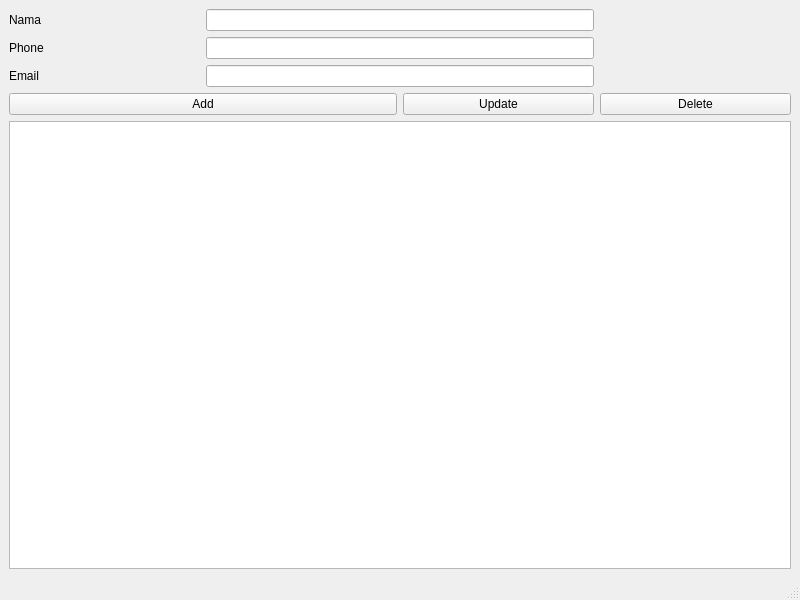
Qt form main_window.ui (kouuch/aplikasi-manajemen-kontak-berbasis-PyQt5) before a commit.
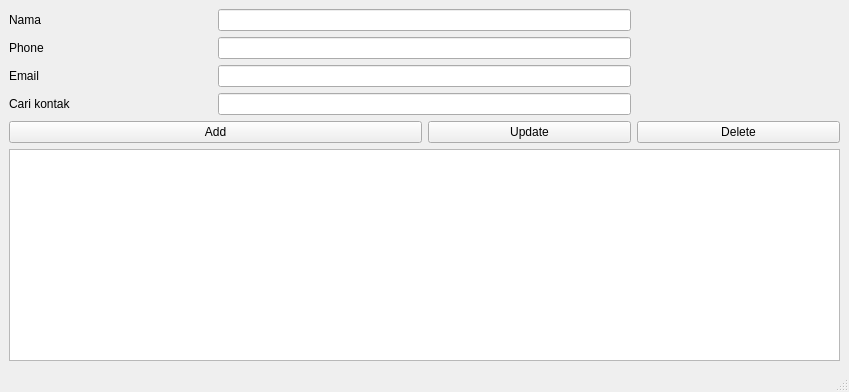
The same form after that commit.

```diff
--- a/main_window.ui
+++ b/main_window.ui
@@ -6,8 +6,8 @@
    <rect>
     <x>0</x>
     <y>0</y>
-    <width>800</width>
-    <height>600</height>
+    <width>849</width>
+    <height>392</height>
    </rect>
   </property>
   <property name="windowTitle">
@@ -15,15 +15,11 @@
   </property>
   <widget class="QWidget" name="centralwidget">
    <layout class="QGridLayout" name="gridLayout">
-    <item row="0" column="0">
-     <widget class="QLabel" name="label">
-      <property name="text">
-       <string>Nama</string>
-      </property>
-     </widget>
-    </item>
     <item row="0" column="1" colspan="2">
-     <widget class="QLineEdit" name="lineEdit"/>
+     <widget class="QLineEdit" name="nameInput"/>
+    </item>
+    <item row="1" column="1" colspan="2">
+     <widget class="QLineEdit" name="phoneInput"/>
     </item>
     <item row="1" column="0">
      <widget class="QLabel" name="label_2">
@@ -32,43 +28,57 @@
       </property>
      </widget>
     </item>
-    <item row="1" column="1" colspan="2">
-     <widget class="QLineEdit" name="lineEdit_2"/>
-    </item>
-    <item row="2" column="0">
-     <widget class="QLabel" name="label_3">
-      <property name="text">
-       <string>Email</string>
-      </property>
-     </widget>
-    </item>
-    <item row="2" column="1" colspan="2">
-     <widget class="QLineEdit" name="lineEdit_3"/>
-    </item>
-    <item row="3" column="0" colspan="2">
+    <item row="4" column="0" colspan="2">
      <widget class="QPushButton" name="pushButton">
       <property name="text">
        <string>Add</string>
       </property>
      </widget>
     </item>
-    <item row="3" column="2">
+    <item row="4" column="2">
      <widget class="QPushButton" name="pushButton_2">
       <property name="text">
        <string>Update</string>
       </property>
      </widget>
     </item>
-    <item row="3" column="3">
+    <item row="4" column="3">
      <widget class="QPushButton" name="pushButton_3">
       <property name="text">
        <string>Delete</string>
       </property>
      </widget>
     </item>
-    <item row="4" column="0" colspan="4">
+    <item row="2" column="1" colspan="2">
+     <widget class="QLineEdit" name="emailInput"/>
+    </item>
+    <item row="0" column="0">
+     <widget class="QLabel" name="label">
+      <property name="text">
+       <string>Nama</string>
+      </property>
+     </widget>
+    </item>
+    <item row="3" column="1" colspan="2">
+     <widget class="QLineEdit" name="searchInput"/>
+    </item>
+    <item row="5" column="0" colspan="4">
      <widget class="QTableWidget" name="tableWidget"/>
     </item>
+    <item row="2" column="0">
+     <widget class="QLabel" name="label_3">
+      <property name="text">
+       <string>Email</string>
+      </property>
+     </widget>
+    </item>
+    <item row="3" column="0">
+     <widget class="QLabel" name="label_4">
+      <property name="text">
+       <string>Cari kontak</string>
+      </property>
+     </widget>
+    </item>
    </layout>
   </widget>
   <widget class="QMenuBar" name="menubar">
@@ -76,7 +86,7 @@
     <rect>
      <x>0</x>
      <y>0</y>
-     <width>800</width>
+     <width>849</width>
      <height>26</height>
     </rect>
    </property>
```
